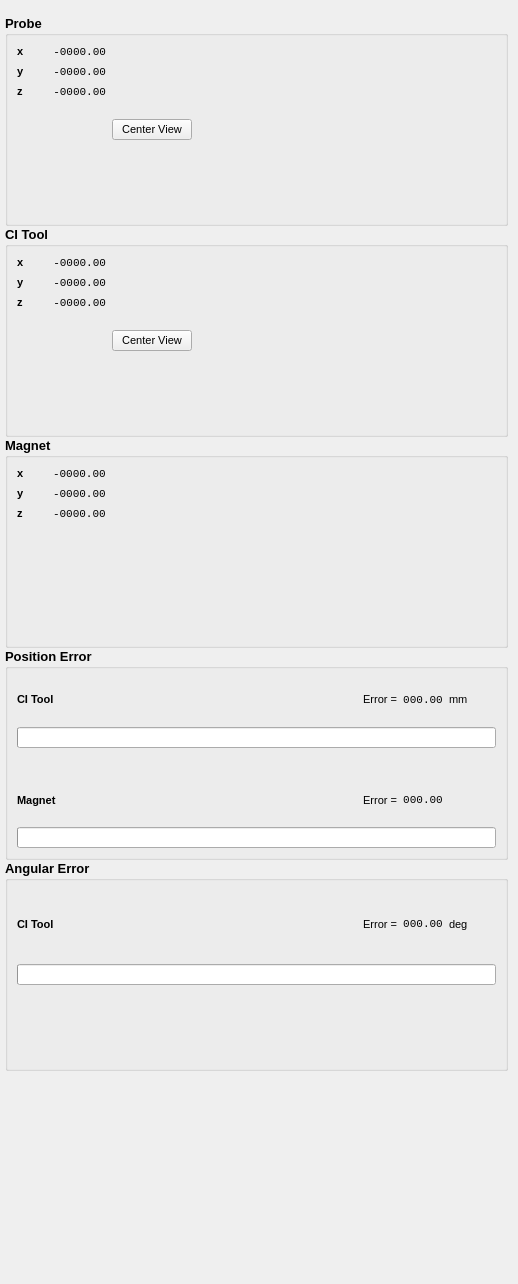
First picture: the form in vtk_test/Info.ui, repository tlbruns/CI-Guidance, before the edit.
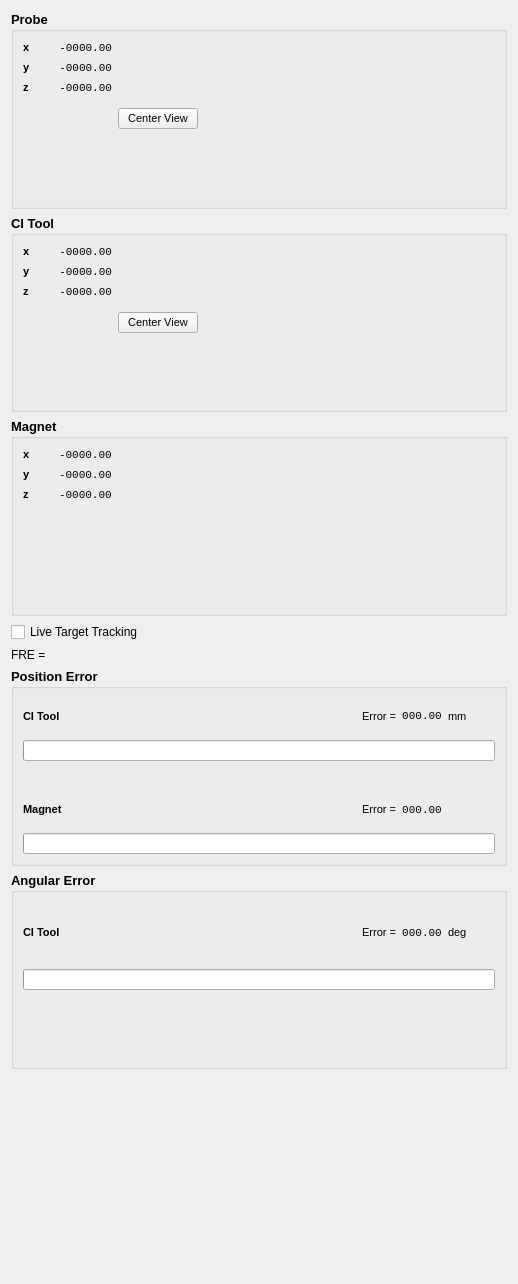
Second picture: the form after the edit. Icons and pictures are not drawn.

Patch:
```diff
--- a/vtk_test/Info.ui
+++ b/vtk_test/Info.ui
@@ -10,25 +10,16 @@
     <height>1284</height>
    </rect>
   </property>
+  <property name="minimumSize">
+   <size>
+    <width>0</width>
+    <height>1284</height>
+   </size>
+  </property>
   <property name="windowTitle">
    <string>Form</string>
   </property>
   <layout class="QVBoxLayout" name="verticalLayout">
-   <property name="spacing">
-    <number>0</number>
-   </property>
-   <property name="leftMargin">
-    <number>5</number>
-   </property>
-   <property name="topMargin">
-    <number>15</number>
-   </property>
-   <property name="rightMargin">
-    <number>10</number>
-   </property>
-   <property name="bottomMargin">
-    <number>2</number>
-   </property>
    <item>
     <widget class="QGroupBox" name="probeBox">
      <property name="font">
@@ -489,6 +480,45 @@
      </layout>
     </widget>
    </item>
+   <item>
+    <widget class="QCheckBox" name="checkBox_LiveTarget">
+     <property name="font">
+      <font>
+       <pointsize>9</pointsize>
+      </font>
+     </property>
+     <property name="text">
+      <string>Live Target Tracking</string>
+     </property>
+     <property name="checkable">
+      <bool>false</bool>
+     </property>
+     <property name="checked">
+      <bool>false</bool>
+     </property>
+    </widget>
+   </item>
+   <item>
+    <widget class="QLabel" name="label_FRE">
+     <property name="enabled">
+      <bool>true</bool>
+     </property>
+     <property name="sizePolicy">
+      <sizepolicy hsizetype="Preferred" vsizetype="Fixed">
+       <horstretch>0</horstretch>
+       <verstretch>0</verstretch>
+      </sizepolicy>
+     </property>
+     <property name="font">
+      <font>
+       <pointsize>9</pointsize>
+      </font>
+     </property>
+     <property name="text">
+      <string>FRE = </string>
+     </property>
+    </widget>
+   </item>
    <item>
     <widget class="QGroupBox" name="ErrorBox_position">
      <property name="font">
```
